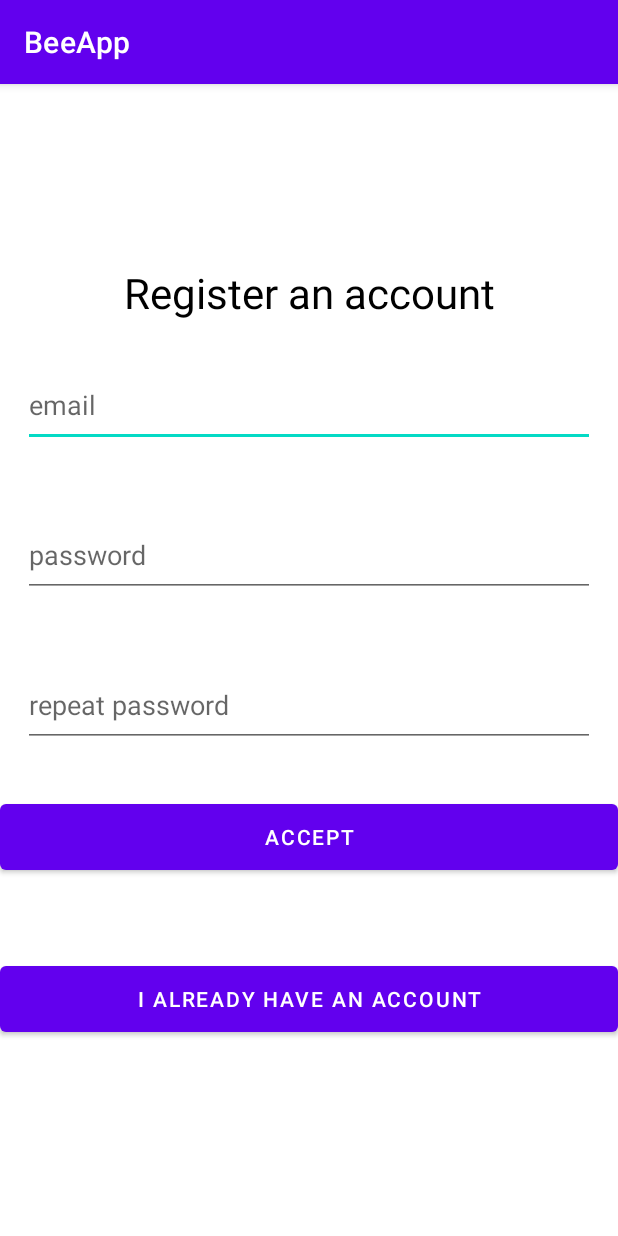
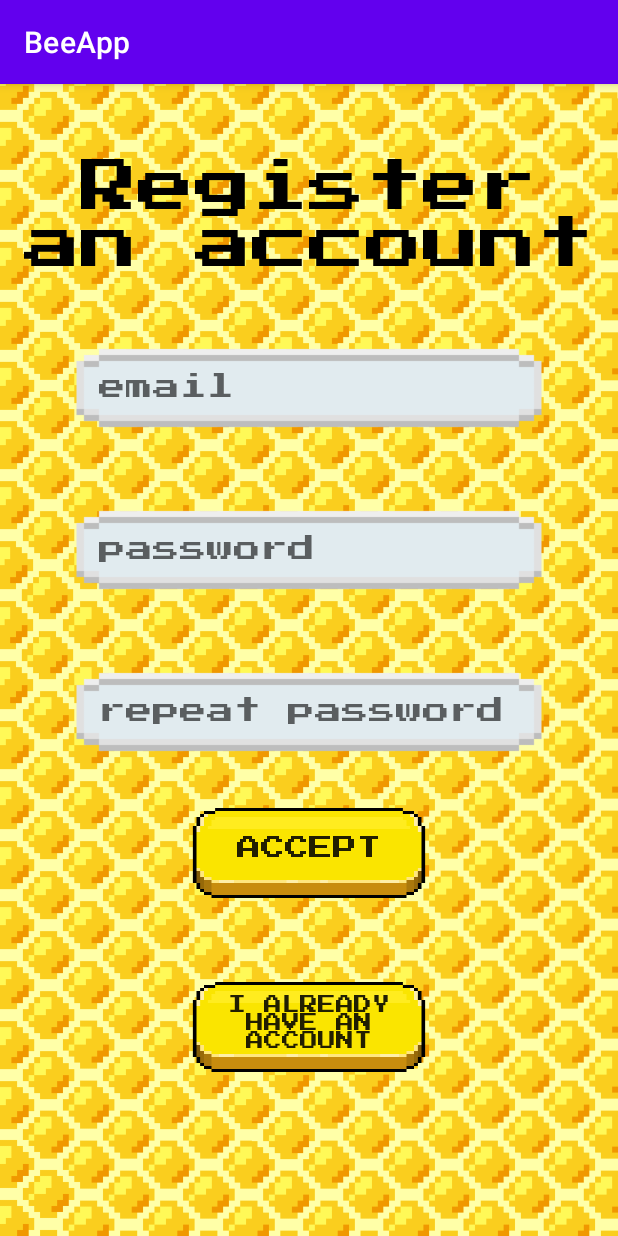
Before and after one commit to apizarroso1/BeeApp, an Android app: the RegisterActivity screen opened directly, with no data from a screen before it, on a phone screen of 412 x 824 dp. Run offline under Robolectric (Android 15) with nearby library versions, the phone set to English and light mode, and no system bars; our stand-ins replace Firebase (no records; nobody signed in at launch, a user with empty details on screens opened directly).

Commit message:
LogIn y Register bien estructurados con la interfaz

```diff
--- a/app/src/main/res/layout/activity_login.xml
+++ b/app/src/main/res/layout/activity_login.xml
@@ -1,5 +1,5 @@
 <?xml version="1.0" encoding="utf-8"?>
-<androidx.constraintlayout.widget.ConstraintLayout xmlns:android="http://schemas.android.com/apk/res/android"
+<RelativeLayout xmlns:android="http://schemas.android.com/apk/res/android"
     xmlns:app="http://schemas.android.com/apk/res-auto"
     xmlns:tools="http://schemas.android.com/tools"
     android:layout_width="match_parent"
@@ -11,71 +11,75 @@
         android:id="@+id/textView"
         android:layout_width="match_parent"
         android:layout_height="wrap_content"
+        android:textAlignment="center"
         android:layout_marginTop="28dp"
-        android:gravity="center_horizontal"
-        android:fontFamily="@font/press_start_2p"
         android:text="Log in"
-        android:textAlignment="center"
         android:textColor="@color/black"
         android:textSize="38sp"
-        app:layout_constraintEnd_toEndOf="parent"
-        app:layout_constraintStart_toStartOf="parent"
-        app:layout_constraintTop_toTopOf="parent" />
+        android:fontFamily="@font/press_start_2p"
+
+
+        />
+
+
 
     <EditText
         android:id="@+id/loginEmail"
         android:layout_width="320dp"
         android:layout_height="64dp"
-        android:layout_marginHorizontal="15dp"
+        android:layout_centerHorizontal="true"
+        android:layout_below="@id/textView"
         android:layout_marginTop="128dp"
+        android:paddingStart="20dp"
+        android:paddingTop="10dp"
+        android:hint="email"
+        android:inputType="textEmailAddress"
         android:background="@drawable/text_entry"
         android:fontFamily="@font/press_start_2p"
-        android:hint="email"
-        android:inputType="textEmailAddress"
-        android:textAlignment="center"
-        app:layout_constraintEnd_toEndOf="parent"
-        app:layout_constraintStart_toStartOf="parent"
-        app:layout_constraintTop_toBottomOf="@+id/textView" />
+        />
+
 
     <EditText
         android:id="@+id/loginPassword"
         android:layout_width="320dp"
         android:layout_height="64dp"
-        android:layout_marginHorizontal="15dp"
+        android:layout_centerHorizontal="true"
+        android:layout_below="@id/loginEmail"
         android:layout_marginTop="44dp"
+        android:paddingStart="20dp"
+        android:paddingTop="10dp"
+        android:hint="password"
+        android:inputType="textPassword"
         android:background="@drawable/text_entry"
         android:fontFamily="@font/press_start_2p"
-        android:hint="password"
-        android:inputType="textPassword"
-        android:textAlignment="center"
-        app:layout_constraintEnd_toEndOf="parent"
-        app:layout_constraintStart_toStartOf="parent"
-        app:layout_constraintTop_toBottomOf="@+id/loginEmail" />
+
+         />
 
     <androidx.appcompat.widget.AppCompatButton
         android:id="@+id/loginLoginButton"
         android:layout_width="160dp"
         android:layout_height="64dp"
+        android:layout_centerHorizontal="true"
+        android:layout_below="@id/loginPassword"
         android:layout_marginTop="52dp"
         android:background="@drawable/custom_button"
         android:fontFamily="@font/press_start_2p"
+        android:textSize="16sp"
         android:text="LOG IN"
-        android:textSize="16sp"
-        app:layout_constraintEnd_toEndOf="parent"
-        app:layout_constraintStart_toStartOf="parent"
-        app:layout_constraintTop_toBottomOf="@+id/loginPassword" />
+
+         />
 
     <androidx.appcompat.widget.AppCompatButton
         android:id="@+id/loginGoRegisterButton"
         android:layout_width="160dp"
         android:layout_height="64dp"
+        android:layout_centerHorizontal="true"
+        android:layout_below="@id/loginLoginButton"
         android:layout_marginTop="32dp"
         android:background="@drawable/custom_button"
         android:fontFamily="@font/press_start_2p"
         android:textSize="16sp"
         android:text="SIGN UP INSTEAD"
-        app:layout_constraintEnd_toEndOf="parent"
-        app:layout_constraintStart_toStartOf="parent"
-        app:layout_constraintTop_toBottomOf="@+id/loginLoginButton" />
+        />
 
-</androidx.constraintlayout.widget.ConstraintLayout>
+</RelativeLayout>
--- a/app/src/main/res/layout/activity_register.xml
+++ b/app/src/main/res/layout/activity_register.xml
@@ -1,82 +1,98 @@
 <?xml version="1.0" encoding="utf-8"?>
-<androidx.constraintlayout.widget.ConstraintLayout xmlns:android="http://schemas.android.com/apk/res/android"
+<RelativeLayout xmlns:android="http://schemas.android.com/apk/res/android"
     xmlns:app="http://schemas.android.com/apk/res-auto"
     xmlns:tools="http://schemas.android.com/tools"
     android:layout_width="match_parent"
     android:layout_height="match_parent"
-    tools:context=".LoginActivity">
+    tools:context=".LoginActivity"
+    android:background="@drawable/background">
 
     <TextView
         android:id="@+id/textView"
         android:layout_width="match_parent"
         android:layout_height="wrap_content"
-        android:layout_marginTop="120dp"
-        android:gravity="center_horizontal"
+        android:layout_centerHorizontal="true"
+        android:layout_marginTop="50dp"
         android:text="Register an account"
         android:textAlignment="center"
         android:textColor="@color/black"
-        android:textSize="28sp"
-        app:layout_constraintEnd_toEndOf="parent"
-        app:layout_constraintHorizontal_bias="0.0"
-        app:layout_constraintStart_toStartOf="parent"
-        app:layout_constraintTop_toTopOf="parent" />
+        android:fontFamily="@font/press_start_2p"
+        android:textSize="38sp"
+
+        />
 
     <EditText
         android:id="@+id/registerEmail"
-        android:layout_width="match_parent"
-        android:layout_height="56dp"
-        android:layout_marginHorizontal="15dp"
+        android:layout_width="320dp"
+        android:layout_height="64dp"
+        android:layout_centerHorizontal="true"
+        android:layout_below="@id/textView"
         android:layout_marginTop="28dp"
+        android:paddingStart="20dp"
+        android:paddingTop="10dp"
         android:hint="email"
         android:inputType="textEmailAddress"
-        app:layout_constraintEnd_toEndOf="parent"
-        app:layout_constraintStart_toStartOf="parent"
-        app:layout_constraintTop_toBottomOf="@+id/textView" />
+        android:background="@drawable/text_entry"
+        android:fontFamily="@font/press_start_2p"
+
+         />
 
     <EditText
         android:id="@+id/registerPassword"
-        android:layout_width="match_parent"
-        android:layout_height="56dp"
-        android:layout_marginHorizontal="15dp"
+        android:layout_width="320dp"
+        android:layout_height="64dp"
+        android:layout_below="@id/registerEmail"
+        android:layout_centerHorizontal="true"
         android:layout_marginTop="44dp"
+        android:paddingStart="20dp"
+        android:paddingTop="10dp"
         android:hint="password"
         android:inputType="textPassword"
-        app:layout_constraintEnd_toEndOf="parent"
-        app:layout_constraintStart_toStartOf="parent"
-        app:layout_constraintTop_toBottomOf="@+id/registerEmail" />
+        android:background="@drawable/text_entry"
+        android:fontFamily="@font/press_start_2p"
+
+        />
 
     <EditText
         android:id="@+id/registerRepeatPassword"
-        android:layout_width="match_parent"
-        android:layout_height="56dp"
-        android:layout_marginHorizontal="15dp"
+        android:layout_width="320dp"
+        android:layout_height="64dp"
+        android:layout_centerHorizontal="true"
+        android:layout_below="@id/registerPassword"
         android:layout_marginTop="44dp"
+        android:paddingStart="20dp"
+        android:paddingTop="10dp"
         android:hint="repeat password"
         android:inputType="textPassword"
-        app:layout_constraintEnd_toEndOf="parent"
-        app:layout_constraintStart_toStartOf="parent"
-        app:layout_constraintTop_toBottomOf="@+id/registerPassword" />
+        android:background="@drawable/text_entry"
+        android:fontFamily="@font/press_start_2p"
 
-    <Button
+         />
+
+
+    <androidx.appcompat.widget.AppCompatButton
+        android:id="@+id/registerRegisterButton"
+        android:layout_width="160dp"
+        android:layout_height="64dp"
+        android:layout_centerHorizontal="true"
+        android:layout_below="@id/registerRepeatPassword"
+        android:layout_marginTop="32dp"
+        android:text="ACCEPT"
+        android:background="@drawable/custom_button"
+        android:fontFamily="@font/press_start_2p"
+        android:textSize="16sp"
+         />
+    <androidx.appcompat.widget.AppCompatButton
         android:id="@+id/registerGoLoginButton"
-        android:layout_width="match_parent"
-        android:layout_height="56dp"
+        android:layout_width="160dp"
+        android:layout_height="64dp"
+        android:layout_centerHorizontal="true"
+        android:layout_below="@id/registerRegisterButton"
         android:layout_marginTop="52dp"
         android:text="I already have an account"
-        app:layout_constraintEnd_toEndOf="parent"
-        app:layout_constraintHorizontal_bias="0.0"
-        app:layout_constraintStart_toStartOf="parent"
-        app:layout_constraintTop_toBottomOf="@+id/registerRegisterButton" />
+        android:background="@drawable/custom_button"
+        android:fontFamily="@font/press_start_2p"
+        android:textSize="12sp"
+        />
 
-    <Button
-        android:id="@+id/registerRegisterButton"
-        android:layout_width="match_parent"
-        android:layout_height="56dp"
-        android:layout_marginTop="32dp"
-        android:text="ACCEPT"
-        app:layout_constraintEnd_toEndOf="parent"
-        app:layout_constraintHorizontal_bias="1.0"
-        app:layout_constraintStart_toStartOf="parent"
-        app:layout_constraintTop_toBottomOf="@+id/registerRepeatPassword" />
-
-</androidx.constraintlayout.widget.ConstraintLayout>
+</RelativeLayout>
```
